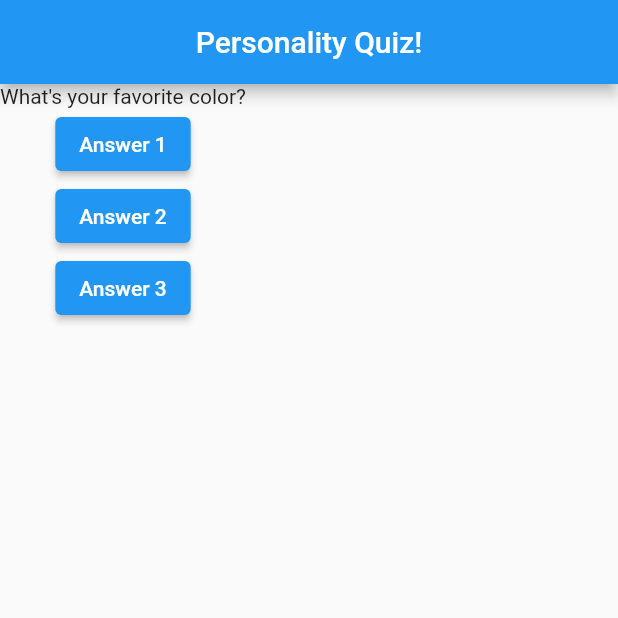
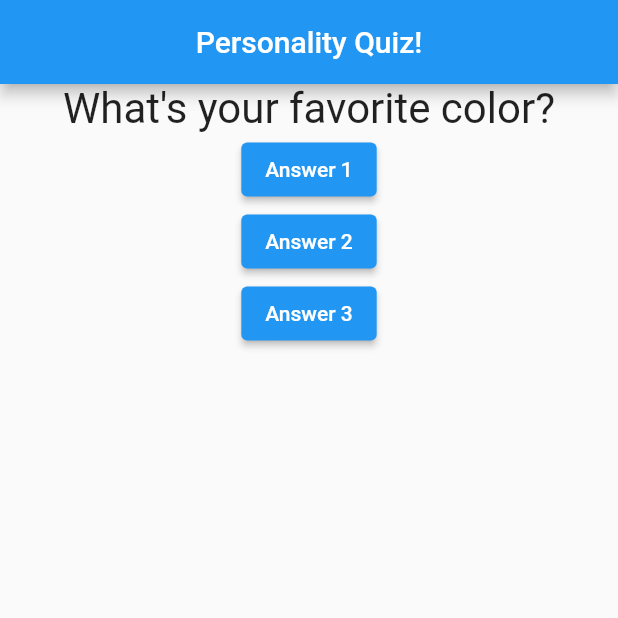
Before and after one commit to jonathanpperry/flutter-training, a Flutter app: the screen it shows after launch, on a phone screen of 412 x 824 dp, the top half of it. Run offline on Flutter 3.47's test engine with Material 2 defaults, Android fonts, the phone set to English and light mode, and no system bars.

Commit message:
Separated question out into its own file and enlarged and centered question title Finished through 4 hour mark

```diff
--- a/lib/main.dart
+++ b/lib/main.dart
@@ -1,4 +1,7 @@
+// Packages
 import 'package:flutter/material.dart';
+// Own files
+import './question.dart';
 
 void main() => runApp(PersonalityQuizApp());
 
@@ -32,7 +35,7 @@ class _PersonalityQuizAppState extends State<PersonalityQuizApp> {
         ),
         body: Column(
           children: [
-            Text(questions[_questionIndex]),
+            Question(questions[_questionIndex]),
             ElevatedButton(child: Text("Answer 1"), onPressed: _answerQuestion),
             ElevatedButton(child: Text("Answer 2"), onPressed: _answerQuestion),
             ElevatedButton(child: Text("Answer 3"), onPressed: _answerQuestion)
--- /dev/null
+++ b/lib/question.dart
@@ -0,0 +1,19 @@
+import 'package:flutter/material.dart';
+
+class Question extends StatelessWidget {
+  final String questionText;
+
+  Question(this.questionText);
+
+  @override
+  Widget build(BuildContext context) {
+    return Container(
+      width: double.infinity,
+      child: Text(
+        questionText,
+        style: TextStyle(fontSize: 28),
+        textAlign: TextAlign.center,
+      ),
+    );
+  }
+}
```
